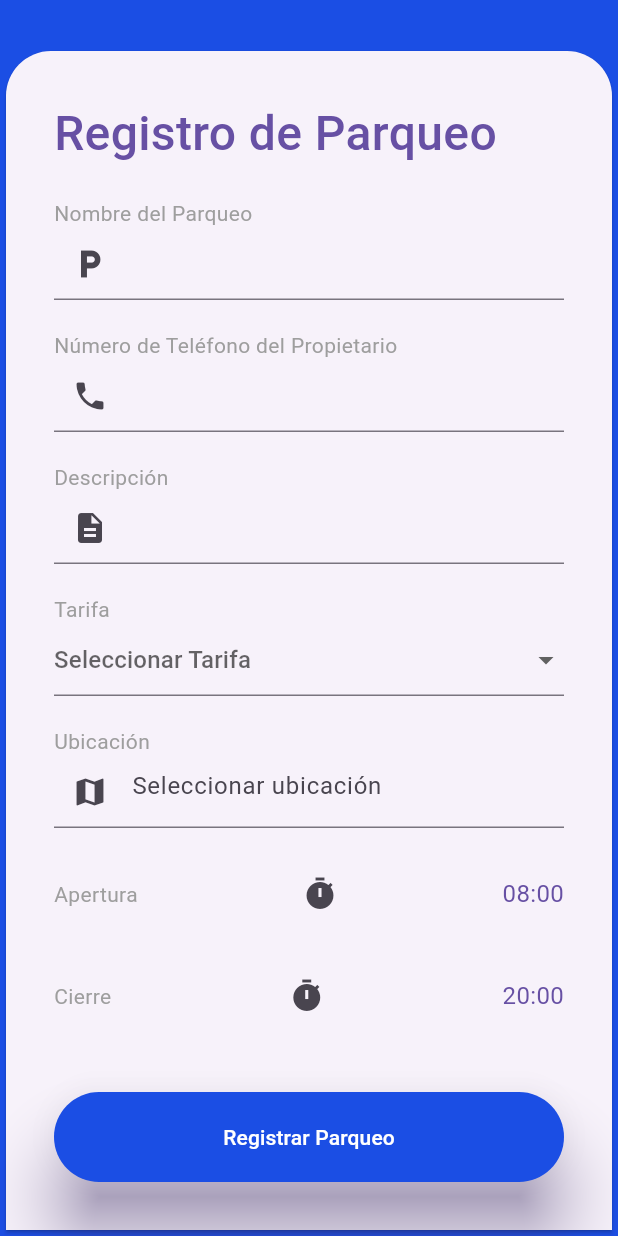
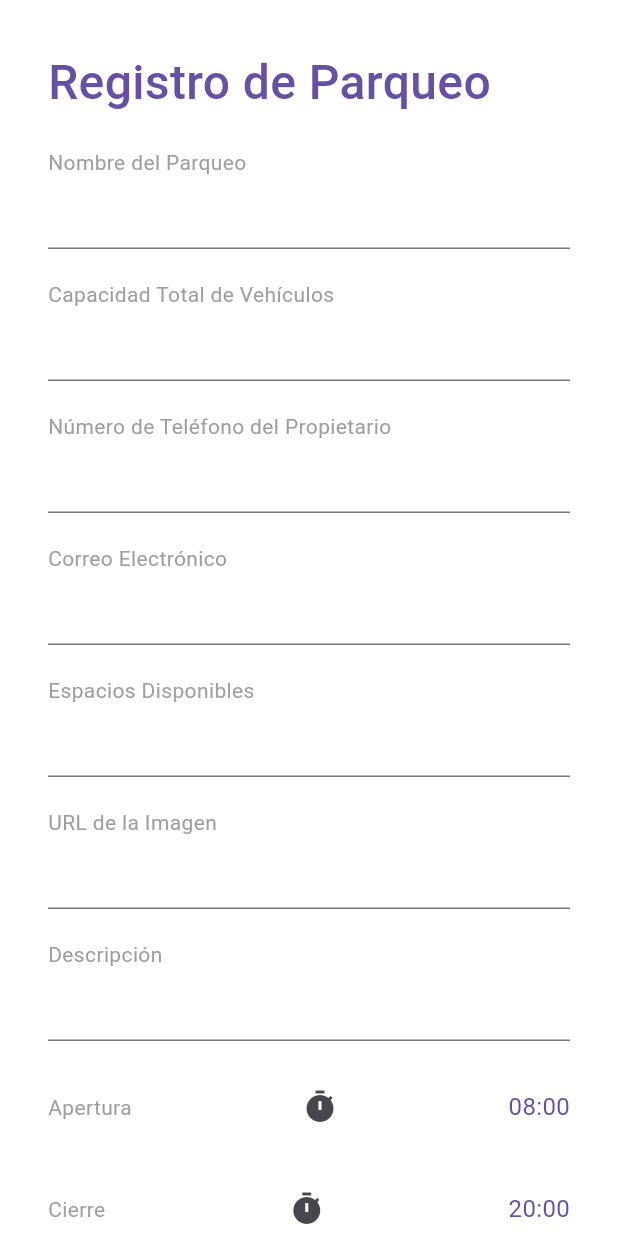
Before and after one commit to ValexLaz/estacionaT, a Flutter app: the SignUpParkingPage screen opened directly, on a phone screen of 412 x 824 dp. Run offline on Flutter 3.47's test engine with Material 3 defaults, Android fonts, the phone set to English and light mode, and no system bars; our stand-ins replace flutter_map, geolocator, latlong2.

Commit message:
cambios que hizo Dani

```diff
--- a/lib/screens_gerentes/create_account_gerente.dart
+++ b/lib/screens_gerentes/create_account_gerente.dart
@@ -1,6 +1,7 @@
 import 'package:flutter/material.dart';
 import 'package:map_flutter/screens_gerentes/navigation_bar_owner.dart';
 import 'package:map_flutter/screens_users/map_screen.dart';
+import 'package:map_flutter/services/api_parking.dart';
 
 class SignUpParkingPage extends StatefulWidget {
   const SignUpParkingPage({Key? key}) : super(key: key);
@@ -10,19 +11,16 @@ class SignUpParkingPage extends StatefulWidget {
 }
 
 class _SignUpParkingPageState extends State<SignUpParkingPage> {
+  final ApiParking apiParking = ApiParking();
   late Color myColor;
   late Size mediaSize;
   TextEditingController parkingNameController = TextEditingController();
+  TextEditingController capacityController = TextEditingController();
   TextEditingController ownerPhoneController = TextEditingController();
+  TextEditingController emailController = TextEditingController();
+  TextEditingController spacesAvailableController = TextEditingController();
+  TextEditingController imageUrlController = TextEditingController();
   TextEditingController descriptionController = TextEditingController();
-  String? selectedRate; // Variable para la tarifa seleccionada
-  List<String> rates = [
-    '5 BS',
-    '10 BS',
-    '15 BS',
-    '20 BS'
-  ]; // Opciones de tarifa
-  TextEditingController locationController = TextEditingController();
   TimeOfDay openingTime = TimeOfDay(hour: 8, minute: 0);
   TimeOfDay closingTime = TimeOfDay(hour: 20, minute: 0);
 
@@ -31,37 +29,12 @@ class _SignUpParkingPageState extends State<SignUpParkingPage> {
     myColor = Theme.of(context).primaryColor;
     mediaSize = MediaQuery.of(context).size;
     return Scaffold(
-      backgroundColor: const Color(0xFF1b4ee4),
-      body: Stack(
-        children: [
-          Positioned(bottom: 0, child: _buildBottom()),
-        ],
-      ),
-    );
-  }
-
-  Widget _buildBottom() {
-    return SizedBox(
-      width: mediaSize.width,
-      child: Card(
-        shape: const RoundedRectangleBorder(
-          borderRadius: BorderRadius.only(
-            topLeft: Radius.circular(30),
-            topRight: Radius.circular(30),
-          ),
-        ),
+      backgroundColor: Colors.white, // Fondo blanco
+      body: SingleChildScrollView(
+        // Widget scrollable
         child: Padding(
           padding: const EdgeInsets.all(32.0),
-          child: SingleChildScrollView(
-            child: _buildForm(),
-          ),
-        ),
-      ),
-    );
-  }
-
-  Widget _buildForm() {
-    return Column(
+          child: Column(
             crossAxisAlignment: CrossAxisAlignment.start,
             children: [
               Text(
@@ -74,19 +47,25 @@ class _SignUpParkingPageState extends State<SignUpParkingPage> {
               ),
               const SizedBox(height: 20),
               _buildGreyText("Nombre del Parqueo"),
-        _buildInputField(parkingNameController, icon: Icons.local_parking),
+              _buildInputField(parkingNameController),
+              const SizedBox(height: 20),
+              _buildGreyText("Capacidad Total de Vehículos"),
+              _buildInputField(capacityController),
               const SizedBox(height: 20),
               _buildGreyText("Número de Teléfono del Propietario"),
-        _buildInputField(ownerPhoneController, icon: Icons.phone),
+              _buildInputField(ownerPhoneController),
+              const SizedBox(height: 20),
+              _buildGreyText("Correo Electrónico"),
+              _buildInputField(emailController),
+              const SizedBox(height: 20),
+              _buildGreyText("Espacios Disponibles"),
+              _buildInputField(spacesAvailableController),
+              const SizedBox(height: 20),
+              _buildGreyText("URL de la Imagen"),
+              _buildInputField(imageUrlController),
               const SizedBox(height: 20),
               _buildGreyText("Descripción"),
-        _buildInputField(descriptionController, icon: Icons.description),
-        const SizedBox(height: 20),
-        _buildGreyText("Tarifa"),
-        _buildRateDropdown(),
-        const SizedBox(height: 20),
-        _buildGreyText("Ubicación"),
-        _buildLocationInputField(locationController),
+              _buildInputField(descriptionController),
               const SizedBox(height: 20),
               _buildTimePicker("Apertura", openingTime, (newTime) {
                 setState(() => openingTime = newTime);
@@ -98,6 +77,9 @@ class _SignUpParkingPageState extends State<SignUpParkingPage> {
               const SizedBox(height: 40),
               _buildSignUpButton(),
             ],
+          ),
+        ),
+      ),
     );
   }
 
@@ -105,49 +87,10 @@ class _SignUpParkingPageState extends State<SignUpParkingPage> {
     return Text(text, style: const TextStyle(color: Colors.grey));
   }
 
-  Widget _buildInputField(TextEditingController controller, {IconData? icon}) {
+  Widget _buildInputField(TextEditingController controller) {
     return TextField(
       controller: controller,
-      decoration: InputDecoration(
-        prefixIcon: icon != null ? Icon(icon) : null,
-      ),
-    );
-  }
-
-  Widget _buildLocationInputField(TextEditingController controller) {
-    return GestureDetector(
-      onTap: () {
-        Navigator.of(context).push(
-          MaterialPageRoute(builder: (context) => MapScreen()),
-        );
-      },
-      child: TextField(
-        controller: controller,
-        readOnly: true,
-        decoration: const InputDecoration(
-          hintText: "Seleccionar ubicación",
-          prefixIcon: Icon(Icons.map),
-        ),
-      ),
-    );
-  }
-
-  Widget _buildRateDropdown() {
-    return DropdownButtonFormField<String>(
-      value: selectedRate,
-      hint: const Text("Seleccionar Tarifa"),
-      icon: const Icon(Icons.arrow_drop_down),
-      onChanged: (String? newValue) {
-        setState(() {
-          selectedRate = newValue!;
-        });
-      },
-      items: rates.map<DropdownMenuItem<String>>((String value) {
-        return DropdownMenuItem<String>(
-          value: value,
-          child: Text(value),
-        );
-      }).toList(),
+      decoration: const InputDecoration(),
     );
   }
 
@@ -182,18 +125,32 @@ class _SignUpParkingPageState extends State<SignUpParkingPage> {
 
   Widget _buildSignUpButton() {
     return ElevatedButton(
-      onPressed: () {
-        // Aquí iría la lógica para registrar el parqueo
+      onPressed: () async {
+        try {
+          await apiParking.createRecord({
+            "name": parkingNameController.text,
+            "capacity": capacityController.text,
+            "phone": ownerPhoneController.text,
+            "email": emailController.text,
+            "spaces_available": spacesAvailableController.text,
+            "description": descriptionController.text,
+            "opening_time": "${openingTime.hour}:${openingTime.minute}",
+            "closing_time": "${closingTime.hour}:${closingTime.minute}",
+          });
           Navigator.of(context).push(
             MaterialPageRoute(builder: (context) => MainScreen()),
           );
+        } catch (e) {
+          // Manejar errores aquí, como mostrar un diálogo de error
+          print("Error al registrar el parqueo: $e");
+        }
       },
       style: ElevatedButton.styleFrom(
         backgroundColor: Color(0xFF1b4ee4),
-        shape: const StadiumBorder(),
+        shape: StadiumBorder(),
         elevation: 20,
         shadowColor: myColor,
-        minimumSize: const Size.fromHeight(60),
+        minimumSize: Size.fromHeight(60),
       ),
       child: const Text(
         "Registrar Parqueo",
--- a/lib/screens_gerentes/reports_screen.dart
+++ b/lib/screens_gerentes/reports_screen.dart
@@ -23,7 +23,7 @@ class _ReportsPageState extends State<ReportsPage> {
     mediaSize = MediaQuery.of(context).size;
 
     return Scaffold(
-      backgroundColor: Colors.white, // Cambiado a fondo blanco
+      backgroundColor: Colors.white,
       body: SingleChildScrollView(
         child: Column(
           children: [
@@ -47,11 +47,17 @@ class _ReportsPageState extends State<ReportsPage> {
         child: Column(
           children: [
             _buildReportRow(
-                "Vehículos que ingresaron", vehiclesEntered.toString()),
+              "Vehículos que ingresaron",
+              vehiclesEntered.toString(),
+            ),
             _buildReportRow(
-                "Vehículos que salieron", vehiclesExited.toString()),
+              "Vehículos que salieron",
+              vehiclesExited.toString(),
+            ),
             _buildReportRow(
-                "Total de ingresos", "\$${totalIncome.toStringAsFixed(2)}"),
+              "Total de ingresos",
+              "\$${totalIncome.toStringAsFixed(2)}",
+            ),
           ],
         ),
       ),
@@ -67,7 +73,7 @@ class _ReportsPageState extends State<ReportsPage> {
           Text(
             title,
             style: TextStyle(
-              color: myColor, // Ajustado para usar myColor
+              color: myColor,
               fontSize: 16,
               fontWeight: FontWeight.bold,
             ),
@@ -75,7 +81,7 @@ class _ReportsPageState extends State<ReportsPage> {
           Text(
             value,
             style: TextStyle(
-              color: myColor, // Ajustado para usar myColor
+              color: myColor,
               fontSize: 16,
             ),
           ),
@@ -108,7 +114,7 @@ class _BarChartPainter extends CustomPainter {
 
     var random = Random();
     for (int i = 0; i < 5; i++) {
-      var height = random.nextDouble() * size.height;
+      var height = random.nextDouble() * size.height * 0.8; // Reduce the maximum height
       canvas.drawLine(
         Offset(i * size.width / 5 + 25, size.height),
         Offset(i * size.width / 5 + 25, size.height - height),
```
Also changed, not shown: lib/services/api_parking.dart (line endings or trailing spaces). Lines whose indentation alone changed are shown as unchanged.
